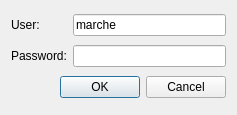
Above: marche/gui/ui/authdlg.ui from mlz-ictrl/marche before the change. Below: the same form after it.
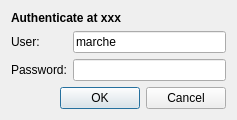
That is the form after the change.

Commit message: Show better which host needs the password.

The edit to the form file:
```diff
--- a/marche/gui/ui/authdlg.ui
+++ b/marche/gui/ui/authdlg.ui
@@ -14,35 +14,35 @@
    <string>Dialog</string>
   </property>
   <layout class="QGridLayout" name="gridLayout">
-   <item row="0" column="0">
+   <item row="1" column="0">
     <widget class="QLabel" name="label">
      <property name="text">
       <string>User:</string>
      </property>
     </widget>
    </item>
-   <item row="0" column="1">
+   <item row="1" column="1">
     <widget class="QLineEdit" name="userLineEdit">
      <property name="text">
       <string>marche</string>
      </property>
     </widget>
    </item>
-   <item row="1" column="0">
+   <item row="2" column="0">
     <widget class="QLabel" name="label_2">
      <property name="text">
       <string>Password:</string>
      </property>
     </widget>
    </item>
-   <item row="1" column="1">
+   <item row="2" column="1">
     <widget class="QLineEdit" name="passwdLineEdit">
      <property name="echoMode">
       <enum>QLineEdit::Password</enum>
      </property>
     </widget>
    </item>
-   <item row="2" column="0" colspan="2">
+   <item row="3" column="0" colspan="2">
     <widget class="QDialogButtonBox" name="buttonBox">
      <property name="orientation">
       <enum>Qt::Horizontal</enum>
@@ -52,6 +52,19 @@
      </property>
     </widget>
    </item>
+   <item row="0" column="0" colspan="2">
+    <widget class="QLabel" name="nameLbl">
+     <property name="font">
+      <font>
+       <weight>75</weight>
+       <bold>true</bold>
+      </font>
+     </property>
+     <property name="text">
+      <string>Authenticate at xxx</string>
+     </property>
+    </widget>
+   </item>
   </layout>
  </widget>
  <tabstops>
```
The commit also changes 1 other file.
